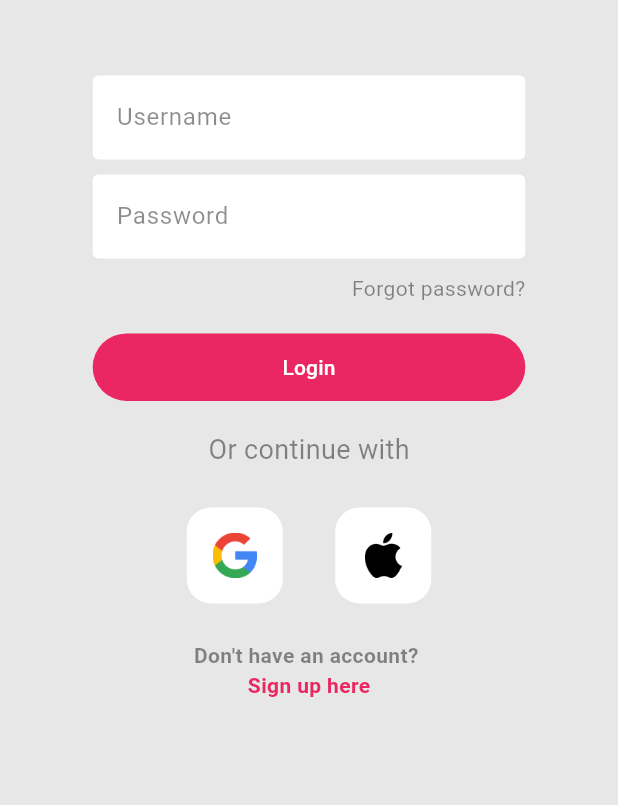
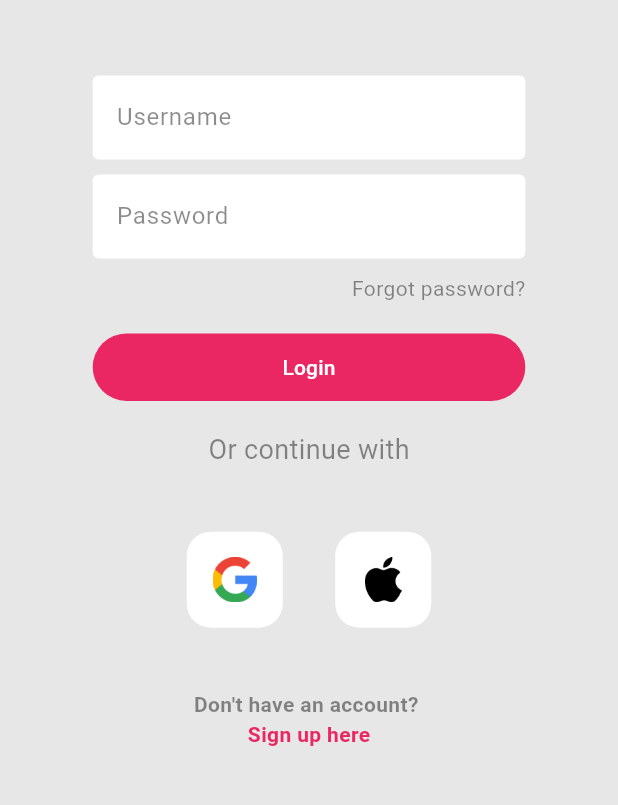
Before and after one commit to RadiHaz/my_money, a Flutter app: the screen it shows after launch, on a phone screen of 412 x 824 dp, the part 251-1056 px from its top. Run offline on Flutter 3.47's test engine with Material 2 defaults, Android fonts, the phone set to English and light mode, and no system bars.

Commit message:
chore: minor layout tweaks

```diff
--- a/lib/src/modules/login/page/login_page.dart
+++ b/lib/src/modules/login/page/login_page.dart
@@ -160,17 +160,17 @@ class _LoginPageState extends State<LoginPage> {
                               style: TextStyle(
                                   fontSize: 18, color: AppColors.secondaryText),
                             ),
-                            const SizedBox(
-                              height: 25,
+                            SizedBox(
+                              height: screenHeight * 0.05,
                             ),
                             _defineLayout(),
-                            const SizedBox(
-                              height: 25,
+                            SizedBox(
+                              height: screenHeight * 0.05,
                             ),
                             GestureDetector(
                                 onTap: () {}, child: const RegisterLink()),
-                            const SizedBox(
-                              height: 25,
+                            SizedBox(
+                              height: screenHeight * 0.01,
                             )
                             //row (Google, Apple)
                           ]),
```
